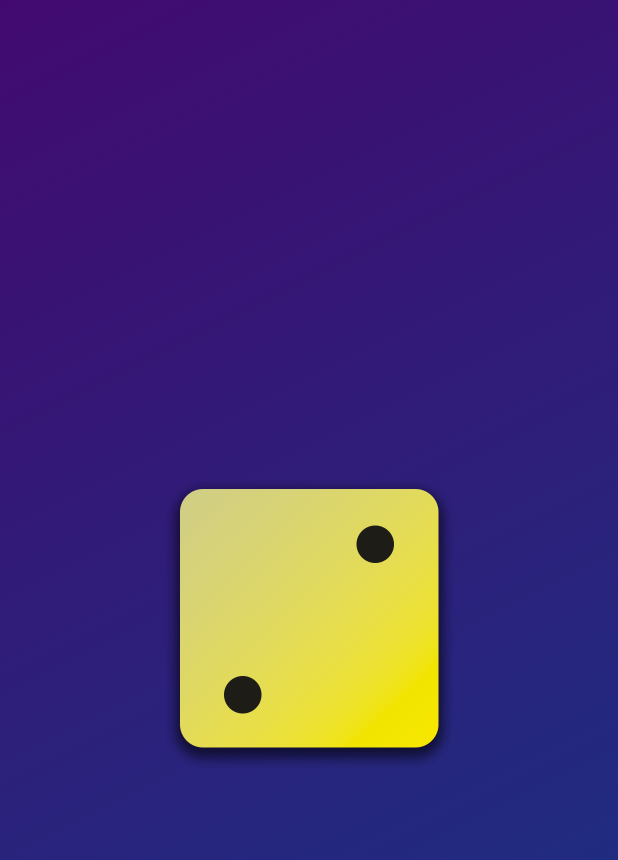
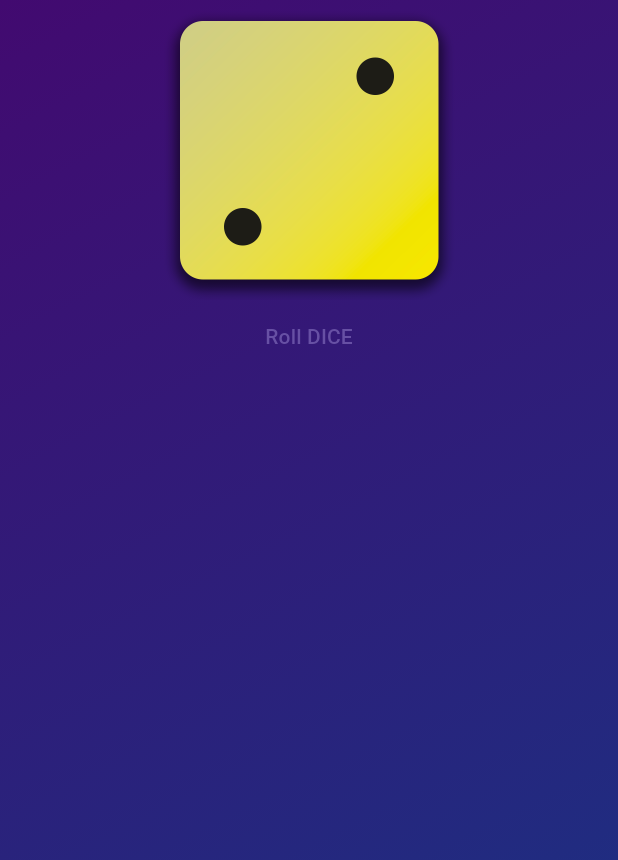
Before and after one commit to sam-kash/DiceRollGame, a Flutter app: the screen it shows after launch, on a phone screen of 412 x 824 dp. Shown: the top 860 px of the screen. Run offline on Flutter 3.47's test engine with Material 3 defaults, Android fonts, the phone set to English and light mode, and no system bars.

Commit message:
Here I added a buttton type in the app

```diff
--- a/lib/gradient_container.dart
+++ b/lib/gradient_container.dart
@@ -14,6 +14,10 @@ class GradientContainer extends StatelessWidget {
   final Color color1;
   final Color color2;
 
+  void rolldice() {
+    // The body of this function
+  }
+
   @override
   Widget build(
       context) // context us nothing but the parameter that the function or method Build needs to accept
@@ -29,11 +33,18 @@ class GradientContainer extends StatelessWidget {
         ),
       ),
       child: Center(
-        child: Image.asset(
+          child: Column(children: [
+        Image.asset(
           'assets/images/dice-2.png',
           width: 200,
-        ), // Image is a function , Can Define Multiple Constructor Function into Dart
-      ),
+        ),
+        TextButton(
+          onPressed:
+              rolldice, // WE using this approach where we define a method or a function in the functino define area and then calling it by passing a pointer using function name
+          child: const Text('Roll DICE'),
+        )
+      ]) // Image is a function , Can Define Multiple Constructor Function into Dart
+          ),
     );
   }
 }
```
